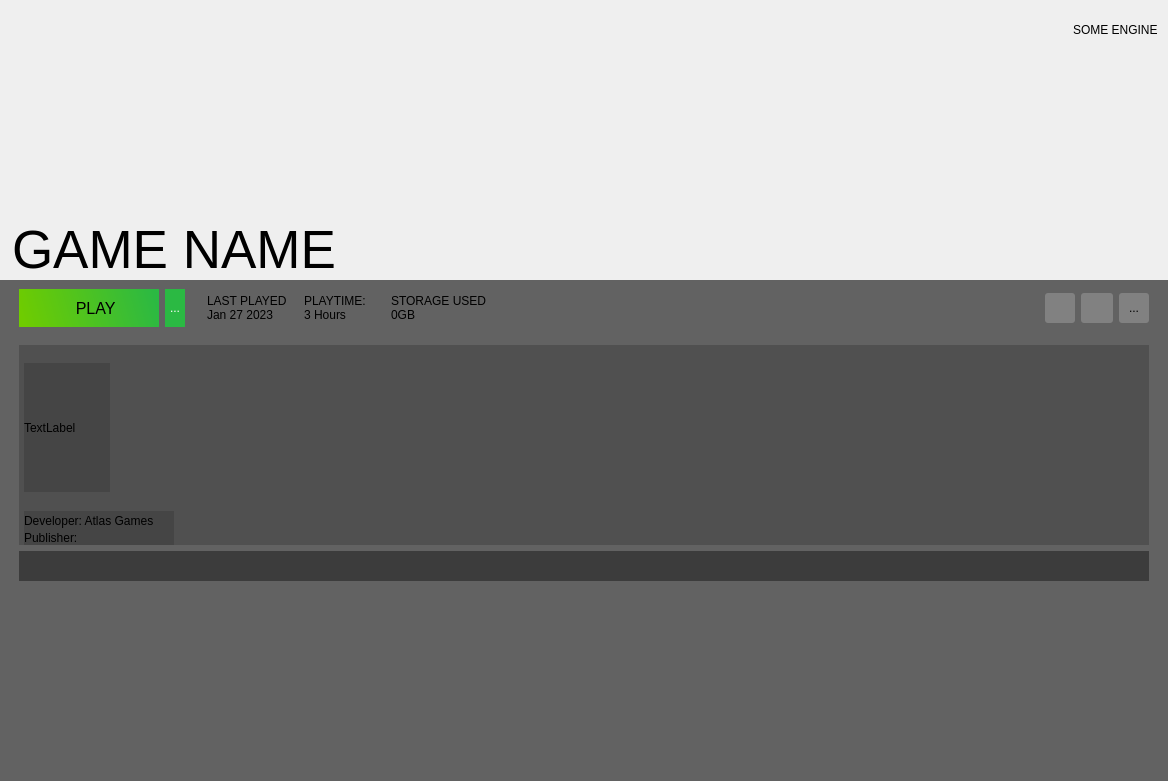
Old version of the form atlas/ui/views/DetailedRecordView.ui in the repository KJNeko/Atlas.
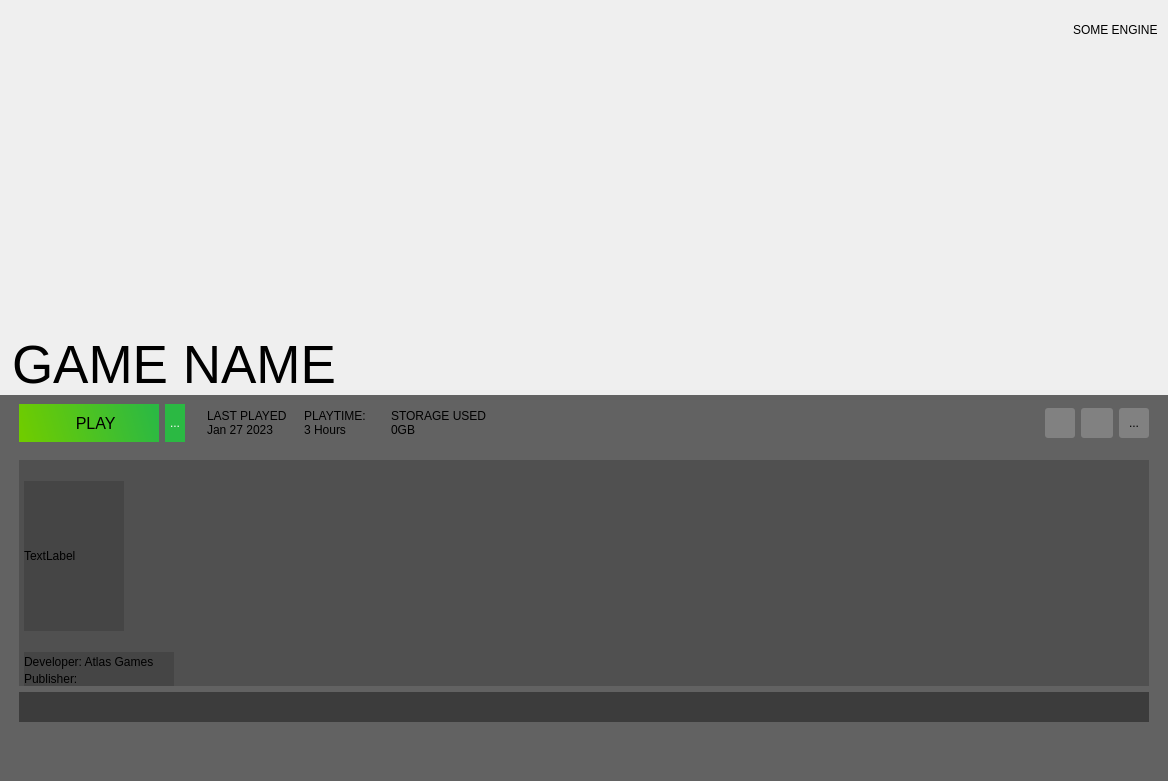
New version of the form. Icons and pictures are not drawn.

Commit message: Moved detail view to scroll area.

```diff
--- a/atlas/ui/views/DetailedRecordView.ui
+++ b/atlas/ui/views/DetailedRecordView.ui
@@ -10,6 +10,18 @@
     <height>781</height>
    </rect>
   </property>
+  <property name="sizePolicy">
+   <sizepolicy hsizetype="MinimumExpanding" vsizetype="Preferred">
+    <horstretch>0</horstretch>
+    <verstretch>0</verstretch>
+   </sizepolicy>
+  </property>
+  <property name="minimumSize">
+   <size>
+    <width>0</width>
+    <height>600</height>
+   </size>
+  </property>
   <property name="windowTitle">
    <string>DetailedRecordView</string>
   </property>
@@ -31,12 +43,6 @@
    </property>
    <item row="0" column="0" colspan="11">
     <widget class="QFrame" name="bannerFrame">
-     <property name="minimumSize">
-      <size>
-       <width>0</width>
-       <height>300</height>
-      </size>
-     </property>
      <property name="styleSheet">
       <string notr="true">background-color: rgba(0, 0 0, 0);
 border-color: rgba(0, 0, 0, 0);</string>
@@ -491,7 +497,7 @@
            <property name="sizeHint" stdset="0">
             <size>
              <width>21</width>
-             <height>700</height>
+             <height>50</height>
             </size>
            </property>
           </spacer>
@@ -612,8 +618,8 @@
                <widget class="QLabel" name="coverImage">
                 <property name="maximumSize">
                  <size>
-                  <width>86</width>
-                  <height>129</height>
+                  <width>100</width>
+                  <height>150</height>
                  </size>
                 </property>
                 <property name="text">
```
The commit also changes 3 other files.
